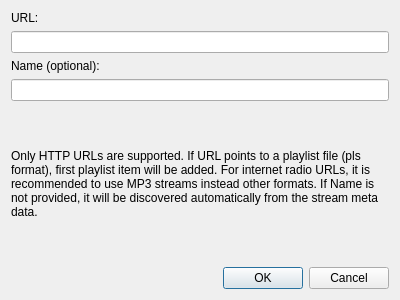
Before: the Qt Designer form desktop/src/addurldialog.ui in mkiol/Jupii, drawn with Qt 5.
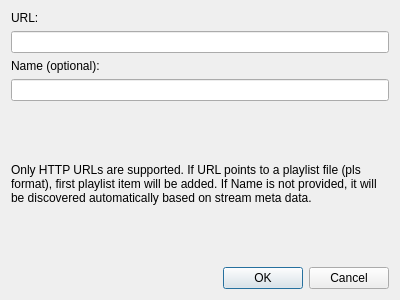
After: the same form once the commit is applied.

```diff
--- a/desktop/src/addurldialog.ui
+++ b/desktop/src/addurldialog.ui
@@ -64,7 +64,7 @@
       <bool>true</bool>
      </property>
      <property name="text">
-      <string>Only HTTP URLs are supported. If URL points to a playlist file (pls format), first playlist item will be added. For internet radio URLs, it is recommended to use MP3 streams instead other formats. If Name is not provided, it will be discovered automatically from the stream meta data.</string>
+      <string>Only HTTP URLs are supported. If URL points to a playlist file (pls format), first playlist item will be added. If Name is not provided, it will be discovered automatically based on stream meta data.</string>
      </property>
      <property name="wordWrap">
       <bool>true</bool>
```
